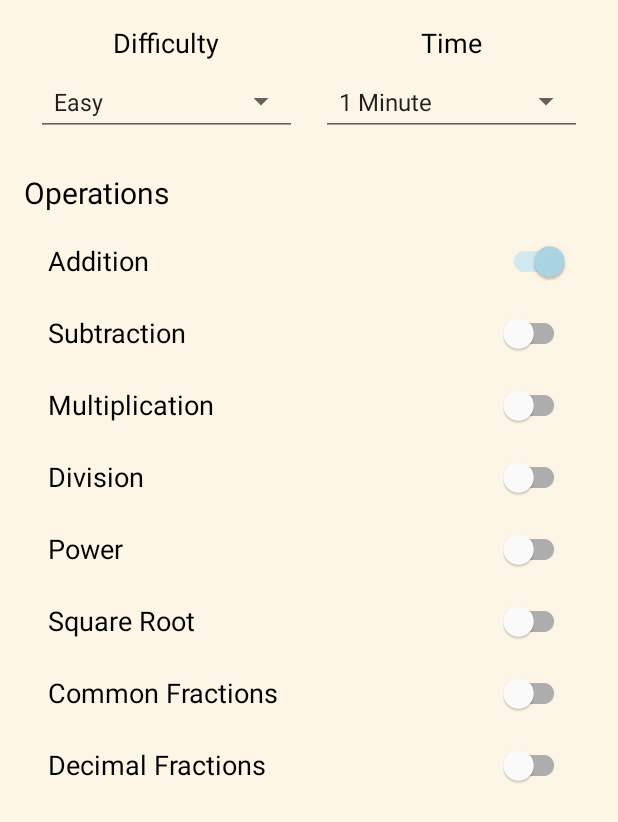
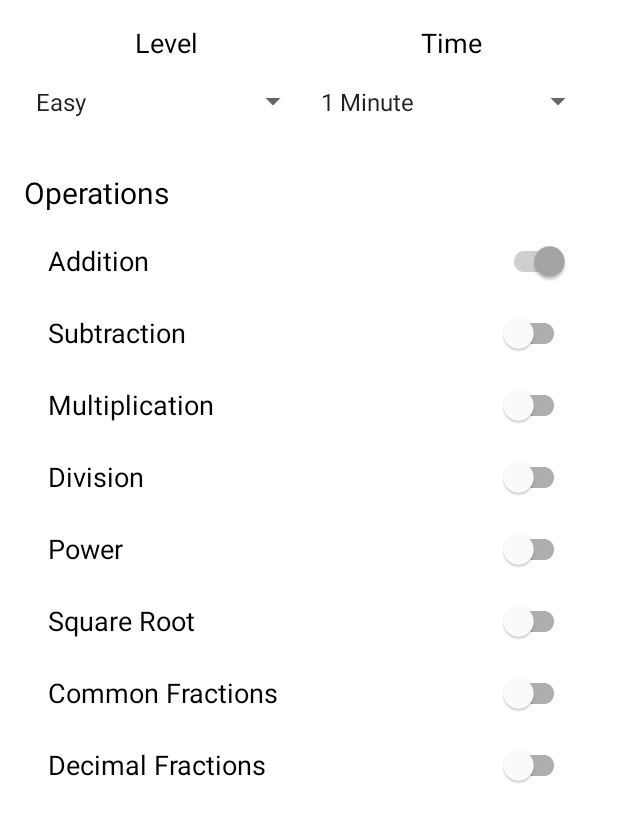
Before and after one commit to Ambrazevich/Think, an Android app: the SettingsActivity screen opened directly, with no data from a screen before it, on a phone screen of 412 x 824 dp. Shown: the top 822 px of the screen. Run offline under Robolectric (Android 15) with nearby library versions, the phone set to English and light mode, and no system bars.

Commit message:
SettingsActivity logic updated

```diff
--- a/app/src/main/java/com/devops/numix/SettingsActivity.java
+++ b/app/src/main/java/com/devops/numix/SettingsActivity.java
@@ -3,7 +3,8 @@ package com.devops.numix;
 import android.os.Bundle;
 import android.util.Log;
 import android.widget.ArrayAdapter;
-import android.widget.Spinner;
+import android.widget.CompoundButton;
+import android.widget.Spinner; // Import Spinner
 import android.widget.Toast;
 import androidx.appcompat.app.AppCompatActivity;
 import com.devops.numix.data.OperationType;
@@ -16,13 +17,19 @@ import java.util.Set;
 public class SettingsActivity extends AppCompatActivity {
     private static final String TAG = "SettingsActivity";
 
+    // --- FIX: Using Spinners instead of NumberPickers ---
     private Spinner spinnerDifficulty;
     private Spinner spinnerTime;
+
     private SwitchMaterial switchAddition, switchSubtraction, switchMultiplication, switchDivision, switchPower,
             switchSquareRoot, switchCommonFractions, switchDecimalFractions;
 
     private StorageHelper storageHelper;
     private Settings currentSettings;
+
+    private final CompoundButton.OnCheckedChangeListener basicOperationListener = (buttonView, isChecked) -> {
+        updateFractionSwitchesState();
+    };
 
     @Override
     protected void onCreate(Bundle savedInstanceState) {
@@ -32,6 +39,7 @@ public class SettingsActivity extends AppCompatActivity {
         storageHelper = new StorageHelper(this);
         currentSettings = storageHelper.loadSettings();
 
+        // Initialize views
         spinnerDifficulty = findViewById(R.id.spinnerDifficulty);
         spinnerTime = findViewById(R.id.spinnerTime);
         switchAddition = findViewById(R.id.switchAddition);
@@ -45,14 +53,41 @@ public class SettingsActivity extends AppCompatActivity {
 
         setupSpinners();
         loadSettingsToUI();
+
+        // Attach listener after loading initial state
+        switchAddition.setOnCheckedChangeListener(basicOperationListener);
+        switchSubtraction.setOnCheckedChangeListener(basicOperationListener);
+        switchMultiplication.setOnCheckedChangeListener(basicOperationListener);
+        switchDivision.setOnCheckedChangeListener(basicOperationListener);
+
+        // Set the initial enabled/disabled state for fraction switches
+        updateFractionSwitchesState();
+    }
+
+    private void updateFractionSwitchesState() {
+        boolean anyBasicOpSelected = switchAddition.isChecked() ||
+                switchSubtraction.isChecked() ||
+                switchMultiplication.isChecked() ||
+                switchDivision.isChecked();
+
+        switchCommonFractions.setEnabled(anyBasicOpSelected);
+        switchDecimalFractions.setEnabled(anyBasicOpSelected);
+
+        if (!anyBasicOpSelected) {
+            switchCommonFractions.setChecked(false);
+            switchDecimalFractions.setChecked(false);
+        }
     }
 
     private void setupSpinners() {
+        // --- FIX: Logic for setting up Spinners ---
+        // Difficulty Spinner
         ArrayAdapter<CharSequence> difficultyAdapter = ArrayAdapter.createFromResource(this,
                 R.array.difficulty_levels, android.R.layout.simple_spinner_item);
         difficultyAdapter.setDropDownViewResource(android.R.layout.simple_spinner_dropdown_item);
         spinnerDifficulty.setAdapter(difficultyAdapter);
 
+        // Time Spinner
         ArrayAdapter<CharSequence> timeAdapter = ArrayAdapter.createFromResource(this,
                 R.array.time_options, android.R.layout.simple_spinner_item);
         timeAdapter.setDropDownViewResource(android.R.layout.simple_spinner_dropdown_item);
@@ -60,6 +95,7 @@ public class SettingsActivity extends AppCompatActivity {
     }
 
     private void loadSettingsToUI() {
+        // Load settings into Spinners
         if (currentSettings.getDifficultyLevel() != null) {
             spinnerDifficulty.setSelection(currentSettings.getDifficultyLevel().ordinal());
         }
@@ -87,11 +123,15 @@ public class SettingsActivity extends AppCompatActivity {
     }
 
     private boolean saveSettingsFromUI() {
+        // Save settings from Spinners
         currentSettings.setDifficultyLevel(Settings.Difficulty.values()[spinnerDifficulty.getSelectedItemPosition()]);
 
         int timePosition = spinnerTime.getSelectedItemPosition();
-        if (timePosition == 5) currentSettings.setRoundTimeMillis(0);
-        else currentSettings.setRoundTimeMillis((long)(timePosition + 1) * 60000L);
+        if (timePosition == 5) { // Index 5 is endless
+            currentSettings.setRoundTimeMillis(0);
+        } else {
+            currentSettings.setRoundTimeMillis((long)(timePosition + 1) * 60000L);
+        }
 
         Set<OperationType> enabledOps = new HashSet<>();
         if (switchAddition.isChecked()) enabledOps.add(OperationType.ADDITION);
--- a/app/src/main/res/layout/activity_settings.xml
+++ b/app/src/main/res/layout/activity_settings.xml
@@ -3,7 +3,8 @@
     xmlns:tools="http://schemas.android.com/tools"
     android:layout_width="match_parent"
     android:layout_height="match_parent"
-    android:background="@color/milk_white"
+    android:background="@color/white"
+    android:fillViewport="true"
     android:padding="16dp"
     tools:context=".SettingsActivity">
 
@@ -12,12 +13,13 @@
         android:layout_height="wrap_content"
         android:orientation="vertical">
 
-        <!-- Difficulty and Time Spinners -->
+        <!-- Using Spinners instead of NumberPickers -->
         <LinearLayout
             android:layout_width="match_parent"
             android:layout_height="wrap_content"
             android:orientation="horizontal"
-            android:layout_marginBottom="24dp">
+            android:layout_marginBottom="24dp"
+            android:baselineAligned="false">
 
             <LinearLayout
                 android:layout_width="0dp"
@@ -27,11 +29,13 @@
                 android:gravity="center_horizontal">
                 <TextView
                     style="@style/SettingsWheelLabel"
-                    android:text="@string/difficulty" />
+                    android:text="@string/level" />
                 <Spinner
                     android:id="@+id/spinnerDifficulty"
-                    style="@style/SettingsSpinner"
-                    android:layout_width="match_parent"/>
+                    android:layout_width="match_parent"
+                    android:layout_height="wrap_content"
+                    android:paddingTop="12dp"
+                    android:paddingBottom="12dp"/>
             </LinearLayout>
 
             <LinearLayout
@@ -45,8 +49,10 @@
                     android:text="@string/time" />
                 <Spinner
                     android:id="@+id/spinnerTime"
-                    style="@style/SettingsSpinner"
-                    android:layout_width="match_parent"/>
+                    android:layout_width="match_parent"
+                    android:layout_height="wrap_content"
+                    android:paddingTop="12dp"
+                    android:paddingBottom="12dp"/>
             </LinearLayout>
         </LinearLayout>
 
@@ -63,37 +69,30 @@
             android:id="@+id/switchAddition"
             style="@style/SettingsSwitch"
             android:text="@string/addition" />
-
         <com.google.android.material.switchmaterial.SwitchMaterial
             android:id="@+id/switchSubtraction"
             style="@style/SettingsSwitch"
             android:text="@string/subtraction" />
-
         <com.google.android.material.switchmaterial.SwitchMaterial
             android:id="@+id/switchMultiplication"
             style="@style/SettingsSwitch"
             android:text="@string/multiplication" />
-
         <com.google.android.material.switchmaterial.SwitchMaterial
             android:id="@+id/switchDivision"
             style="@style/SettingsSwitch"
             android:text="@string/division" />
-
         <com.google.android.material.switchmaterial.SwitchMaterial
             android:id="@+id/switchPower"
             style="@style/SettingsSwitch"
             android:text="@string/power" />
-
         <com.google.android.material.switchmaterial.SwitchMaterial
             android:id="@+id/switchSquareRoot"
             style="@style/SettingsSwitch"
             android:text="@string/square_root" />
-
         <com.google.android.material.switchmaterial.SwitchMaterial
             android:id="@+id/switchCommonFractions"
             style="@style/SettingsSwitch"
             android:text="@string/common_fractions" />
-
         <com.google.android.material.switchmaterial.SwitchMaterial
             android:id="@+id/switchDecimalFractions"
             style="@style/SettingsSwitch"
--- a/app/src/main/res/values/Colors.xml
+++ b/app/src/main/res/values/Colors.xml
@@ -1,6 +1,5 @@
 <?xml version="1.0" encoding="utf-8"?>
 <resources>
-    <!-- Standard Material Palette (can be used as fallbacks or for parts of the theme) -->
     <color name="purple_200">#FFBB86FC</color>
     <color name="purple_500">#FF6200EE</color>
     <color name="purple_700">#FF3700B3</color>
@@ -9,13 +8,17 @@
     <color name="black">#FF000000</color>
     <color name="white">#FFFFFFFF</color>
 
-    <!-- Custom Colors for Numix -->
-    <color name="milk_white">#FFFDF5E6</color>
-    <color name="dark_blue">#FF00008B</color>
-    <color name="light_blue">#FFADD8E6</color>
-    <color name="button_text_color">#FFFFFFFF</color> <!-- Typically white for dark buttons -->
-    <color name="problem_text_color">#FF000000</color> <!-- Black for readability on milk_white -->
-    <color name="hint_text_color">#FF000000</color>    <!-- Black for readability on milk_white -->
-    <color name="progress_bar_background">#FFD3D3D3</color> <!-- Light gray -->
+    <!-- Custom Colors -->
+    <color name="milk_white">#FFFFFFFF</color>
+
+    <!-- FIX: Changed dark_blue to the new gray color -->
+    <color name="dark_blue">#FF828788</color>
+
+    <color name="light_blue"> #a5a7a8</color>
+    <color name="button_text_color">#FFFFFFFF</color>
+    <color name="problem_text_color">#FF000000</color>
+    <color name="hint_text_color">#FF000000</color>
+    <color name="progress_bar_background">#FFD3D3D3</color>
     <color name="progress_bar_progress">@color/dark_blue</color>
+
 </resources>
--- a/app/src/main/res/values/Strings.xml
+++ b/app/src/main/res/values/Strings.xml
@@ -7,7 +7,7 @@
     <string name="start_game">Start</string>
 
     <!-- Settings -->
-    <string name="difficulty">Difficulty</string>
+    <string name="level">Level</string>
     <string name="time">Time</string>
     <string name="operations">Operations</string>
     <string name="addition">Addition</string>
@@ -25,10 +25,8 @@
         <item>Medium</item>
         <item>Hard</item>
     </string-array>
-    <string name="difficulty_levels_array_easy">Easy</string>
-    <string name="difficulty_levels_array_medium">Medium</string>
-    <string name="difficulty_levels_array_hard">Hard</string>
 
+    <!-- This is the correct array for the Time dropdown Spinner -->
     <string-array name="time_options">
         <item>1 Minute</item>
         <item>2 Minutes</item>
@@ -39,14 +37,12 @@
     </string-array>
 
     <!-- Game Screen -->
-    <!-- FIX: Re-adding the missing string resource -->
     <string name="back_button_desc">Back to Main Menu</string>
     <string name="btn_ok">OK</string>
     <string name="btn_hint">\?</string>
     <string name="btn_clear">C</string>
     <string name="btn_fraction_slash">/</string>
     <string name="btn_decimal_point">.</string>
-    <string name="initial_input_text"></string>
     <string name="game_over">Round Over!</string>
 
     <!-- Keypad Digits -->
--- a/app/src/main/res/values/Themes.xml
+++ b/app/src/main/res/values/Themes.xml
@@ -1,14 +1,22 @@
 <resources xmlns:tools="http://schemas.android.com/tools">
     <!-- Base application theme. -->
     <style name="Theme.Numix" parent="Theme.MaterialComponents.DayNight.NoActionBar">
+        <!-- Primary brand color. -->
         <item name="colorPrimary">@color/dark_blue</item>
-        <item name="colorPrimaryVariant">@color/purple_700</item>
+        <item name="colorPrimaryVariant">@color/dark_blue</item> <!-- Changed to match new primary -->
         <item name="colorOnPrimary">@color/white</item>
+        <!-- Secondary brand color. -->
         <item name="colorSecondary">@color/light_blue</item>
         <item name="colorSecondaryVariant">@color/teal_700</item>
         <item name="colorOnSecondary">@color/black</item>
-        <item name="android:statusBarColor" tools:targetApi="l">?attr/colorPrimaryVariant</item>
-        <item name="android:windowBackground">@color/milk_white</item>
+
+        <!-- FIX: Set the status bar color to white -->
+        <item name="android:statusBarColor" tools:targetApi="l">@color/white</item>
+        <!-- FIX: Make status bar icons (like time and battery) dark for visibility -->
+        <item name="android:windowLightStatusBar" tools:targetApi="m">true</item>
+
+        <!-- App background -->
+        <item name="android:windowBackground">@color/white</item>
     </style>
 
     <!-- Base custom button style -->
@@ -24,7 +32,7 @@
         <item name="cornerRadius">12dp</item>
     </style>
 
-    <!-- Main Menu Button Style -->
+    <!-- Style for the main menu buttons -->
     <style name="NumixMainMenuButton" parent="NumixButton">
         <item name="android:layout_width">match_parent</item>
         <item name="android:layout_height">0dp</item>
@@ -33,13 +41,12 @@
         <item name="android:textSize">24sp</item>
     </style>
 
-    <!-- FIX: Added a new style for consistent text in the results list -->
     <style name="ResultItemText">
         <item name="android:textSize">18sp</item>
         <item name="android:textColor">@color/black</item>
     </style>
 
-    <!-- ... other styles like Keypad, Settings, etc. remain the same ... -->
+    <!-- Keypad Button Styles -->
     <style name="NumixKeypadButtonDark" parent="Widget.MaterialComponents.Button">
         <item name="android:insetTop">0dp</item>
         <item name="android:insetBottom">0dp</item>
@@ -62,22 +69,13 @@
         <item name="android:textColor">@color/black</item>
     </style>
 
+    <!-- Settings Screen Styles -->
     <style name="SettingsWheelLabel">
         <item name="android:layout_width">wrap_content</item>
         <item name="android:layout_height">wrap_content</item>
         <item name="android:textSize">18sp</item>
         <item name="android:textColor">@color/black</item>
         <item name="android:layout_marginBottom">4dp</item>
-    </style>
-
-    <style name="SettingsSpinner" parent="Widget.AppCompat.Spinner.Underlined">
-        <item name="android:layout_width">0dp</item>
-        <item name="android:layout_height">wrap_content</item>
-        <item name="android:layout_weight">1</item>
-        <item name="android:layout_marginStart">8dp</item>
-        <item name="android:layout_marginEnd">8dp</item>
-        <item name="android:paddingTop">12dp</item>
-        <item name="android:paddingBottom">12dp</item>
     </style>
 
     <style name="SettingsSwitch" parent="Widget.MaterialComponents.CompoundButton.Switch">
```
Also changed, not shown: app/src/main/java/com/devops/numix/GameActivity.java (+4 -16 lines), app/src/main/java/com/devops/numix/adapters/ResultsAdapter.java (+13 -5 lines), app/src/main/java/com/devops/numix/gameutils/ProblemGenerator.java (+36 -32 lines), app/src/main/res/layout/activity_game.xml (+19 -17 lines), 53 other files.
